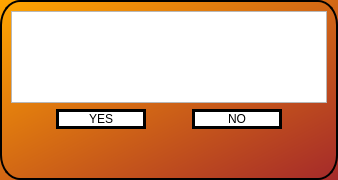
Old version of the form gui/resource_ui_files/message_box.ui in the repository Whisky92/Network-Chess-With-AI.
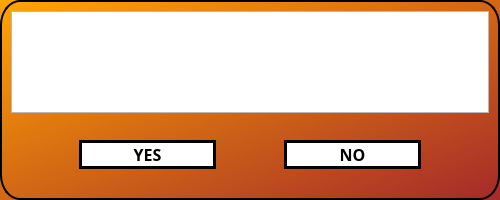
New version of the form.

Commit message: Updated message box designs

What changed in the file:
```diff
--- a/gui/resource_ui_files/message_box.ui
+++ b/gui/resource_ui_files/message_box.ui
@@ -6,20 +6,20 @@
    <rect>
     <x>0</x>
     <y>0</y>
-    <width>338</width>
-    <height>180</height>
+    <width>500</width>
+    <height>200</height>
    </rect>
   </property>
   <property name="minimumSize">
    <size>
-    <width>338</width>
-    <height>180</height>
+    <width>500</width>
+    <height>200</height>
    </size>
   </property>
   <property name="maximumSize">
    <size>
-    <width>443</width>
-    <height>222</height>
+    <width>500</width>
+    <height>200</height>
    </size>
   </property>
   <property name="windowTitle">
@@ -32,8 +32,8 @@
 	border: 2px solid black;
 }</string>
   </property>
-  <layout class="QGridLayout" name="gridLayout" rowstretch="4,0,0">
-   <item row="2" column="0">
+  <layout class="QGridLayout" name="gridLayout" rowstretch="5,1,1,1">
+   <item row="3" column="0">
     <spacer name="verticalSpacer">
      <property name="orientation">
       <enum>Qt::Vertical</enum>
@@ -46,7 +46,7 @@
      </property>
     </spacer>
    </item>
-   <item row="1" column="0">
+   <item row="2" column="0">
     <layout class="QHBoxLayout" name="horizontalLayout" stretch="1,2,1,2,1">
      <property name="spacing">
       <number>0</number>
@@ -70,11 +70,19 @@
      <item>
       <widget class="QPushButton" name="btn1">
        <property name="sizePolicy">
-        <sizepolicy hsizetype="Ignored" vsizetype="Ignored">
+        <sizepolicy hsizetype="Preferred" vsizetype="Preferred">
          <horstretch>0</horstretch>
          <verstretch>0</verstretch>
         </sizepolicy>
        </property>
+       <property name="font">
+        <font>
+         <family>Arial Black</family>
+         <pointsize>12</pointsize>
+         <weight>75</weight>
+         <bold>true</bold>
+        </font>
+       </property>
        <property name="styleSheet">
         <string notr="true">background-color: qlineargradient(x1: 0, y1: 0, x2: 1, y2: 1, stop: 0 white, stop: 1 white);
 border: 3px solid black;
@@ -104,11 +112,19 @@
      <item>
       <widget class="QPushButton" name="btn2">
        <property name="sizePolicy">
-        <sizepolicy hsizetype="Ignored" vsizetype="Ignored">
+        <sizepolicy hsizetype="Preferred" vsizetype="Preferred">
          <horstretch>0</horstretch>
          <verstretch>0</verstretch>
         </sizepolicy>
        </property>
+       <property name="font">
+        <font>
+         <family>Arial Black</family>
+         <pointsize>12</pointsize>
+         <weight>75</weight>
+         <bold>true</bold>
+        </font>
+       </property>
        <property name="styleSheet">
         <string notr="true">background-color: qlineargradient(x1: 0, y1: 0, x2: 1, y2: 1, stop: 0 white, stop: 1 white);
 border: 3px solid black;
@@ -159,6 +175,19 @@
      </property>
     </widget>
    </item>
+   <item row="1" column="0">
+    <spacer name="verticalSpacer_2">
+     <property name="orientation">
+      <enum>Qt::Vertical</enum>
+     </property>
+     <property name="sizeHint" stdset="0">
+      <size>
+       <width>20</width>
+       <height>40</height>
+      </size>
+     </property>
+    </spacer>
+   </item>
   </layout>
  </widget>
  <resources/>
```
The commit also changes 3 other files.
